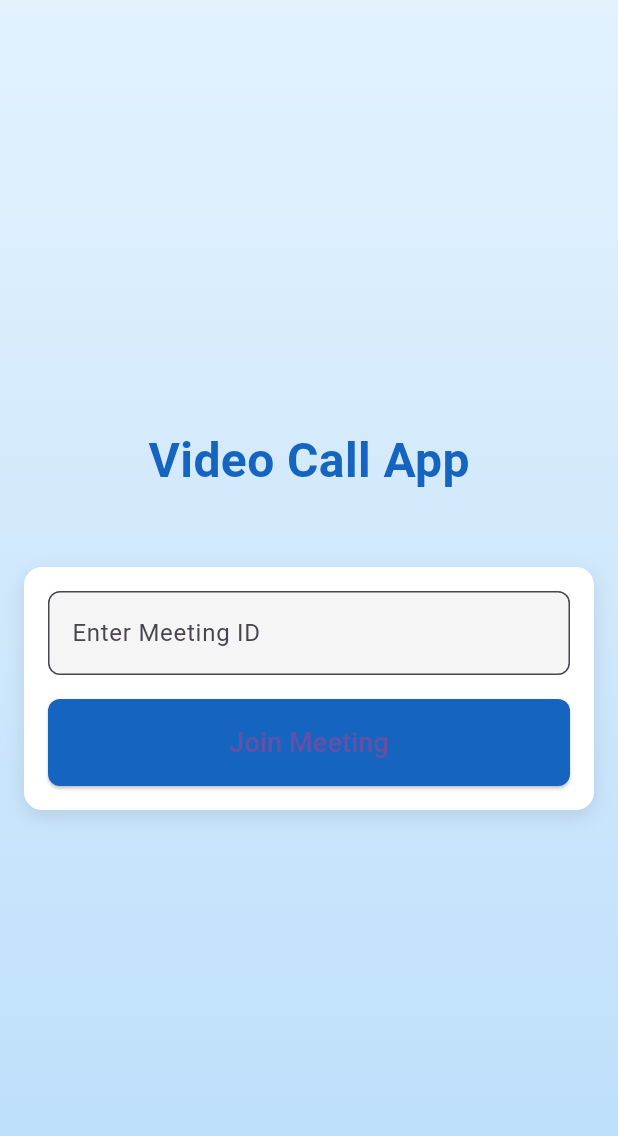
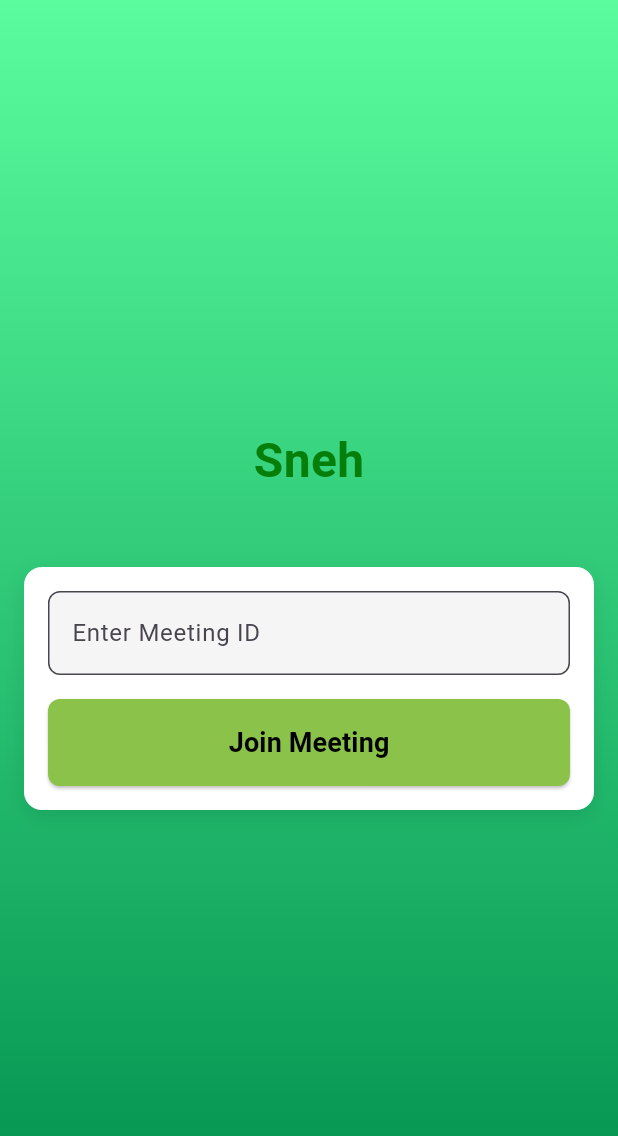
Before and after one commit to AnkanaC/Zoomio, a Flutter app: the screen it shows after launch, on a phone screen of 412 x 824 dp. Shown: the top 1136 px of the screen. Run offline on Flutter 3.47's test engine with Material 3 defaults, Android fonts, the phone set to English and light mode, and no system bars; missing offline and left inert: zego_uikit_prebuilt_video_conference.

Commit message:
initial commit

```diff
--- a/lib/main.dart
+++ b/lib/main.dart
@@ -11,9 +11,9 @@ class MyApp extends StatelessWidget {
   @override
   Widget build(BuildContext context) {
     return MaterialApp(
-      title: 'Video Call App',
+      title: 'Sneh',
       theme: ThemeData(
-        primarySwatch: Colors.blue,
+        primarySwatch: Colors.green,
         visualDensity: VisualDensity.adaptivePlatformDensity,
       ),
       home: const VideoCallHomePage(),
@@ -47,7 +47,7 @@ class _VideoCallHomePageState extends State<VideoCallHomePage> {
           gradient: LinearGradient(
             begin: Alignment.topCenter,
             end: Alignment.bottomCenter,
-            colors: [Color(0xFFE3F2FD), Color(0xFFBBDEFB)],
+            colors: [Color.fromARGB(255, 90, 252, 158), Color.fromARGB(255, 0, 144, 77)],
           ),
         ),
         child: SafeArea(
@@ -59,11 +59,11 @@ class _VideoCallHomePageState extends State<VideoCallHomePage> {
                   mainAxisAlignment: MainAxisAlignment.center,
                   children: [
                     const Text(
-                      'Video Call App',
+                      'Sneh',
                       style: TextStyle(
                         fontSize: 32,
                         fontWeight: FontWeight.bold,
-                        color: Color(0xFF1565C0),
+                        color: Color.fromARGB(255, 6, 126, 10),
                       ),
                     ),
                     const SizedBox(height: 48),
@@ -120,7 +120,7 @@ class _VideoCallHomePageState extends State<VideoCallHomePage> {
                                 },
 
                                 style: ElevatedButton.styleFrom(
-                                  backgroundColor: const Color(0xFF1565C0),
+                                  backgroundColor:  Colors.lightGreen,
                                   padding: const EdgeInsets.symmetric(
                                     vertical: 16,
                                   ),
@@ -130,7 +130,11 @@ class _VideoCallHomePageState extends State<VideoCallHomePage> {
                                 ),
                                 child: const Text(
                                   'Join Meeting',
-                                  style: TextStyle(fontSize: 18),
+                                  style: TextStyle(
+                                    fontSize: 18,
+                                    color: Colors.black,
+                                    fontWeight: FontWeight.bold,
+                                  ),
                                 ),
                               ),
                             ),
```
